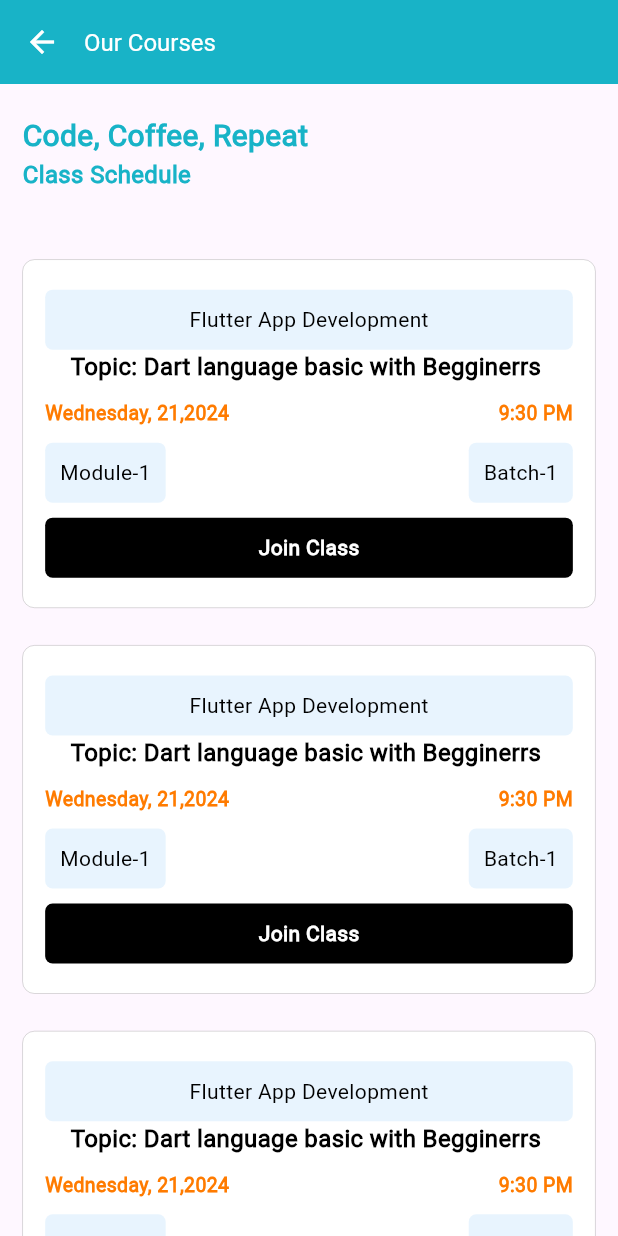
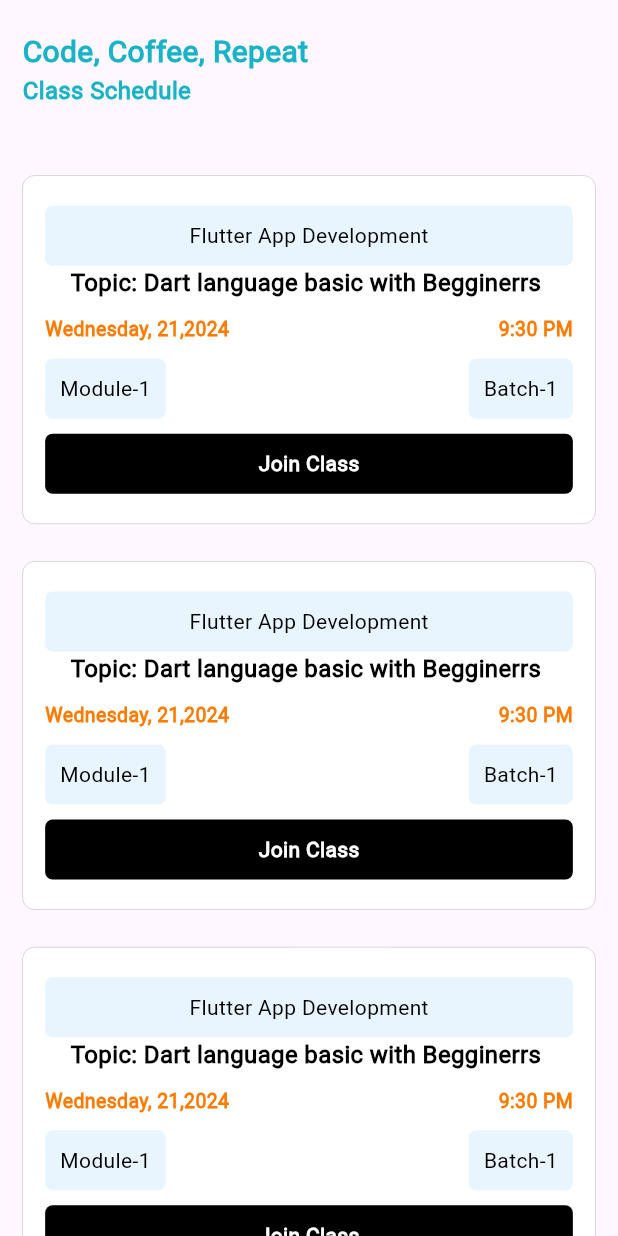
Before and after one commit to alazad214/learning_management, a Flutter app: the HomeScreen screen opened by its route, after a tap on "View All", on a phone screen of 412 x 824 dp. Run offline on Flutter 3.47's test engine with Material 3 defaults, Android fonts, the phone set to English and light mode, and no system bars; our stand-ins replace another_carousel_pro, flutter_rating_bar, fluttertoast, get, google_fonts, introduction_screen and 3 more; accounts and stored records are empty.

Commit message:
course modified

```diff
--- a/lib/app/course/views/free_course_screen.dart
+++ b/lib/app/course/views/free_course_screen.dart
@@ -17,7 +17,7 @@ class FreeCourseScreen extends StatelessWidget {
         width: double.infinity,
         clipBehavior: Clip.antiAlias,
         margin: const EdgeInsets.only(
-          bottom: 25.0,
+          bottom: 15.0,
         ),
         padding: const EdgeInsets.symmetric(horizontal: 10.0),
         decoration: BoxDecoration(
--- a/lib/app/course/views/join_class_screen.dart
+++ b/lib/app/course/views/join_class_screen.dart
@@ -6,13 +6,13 @@ import '../../../widgets/small_container.dart';
 
 
 class ClassJoin extends StatelessWidget {
-  const ClassJoin({super.key, this.appbar});
-  final appbar;
+  const ClassJoin({super.key});
+
 
   @override
   Widget build(BuildContext context) {
     return Scaffold(
-        appBar: appbar ?? const CustomAppBar(),
+
         body: SingleChildScrollView(
           child: Column(
             crossAxisAlignment: CrossAxisAlignment.start,
--- a/lib/app/home/views/home_screen.dart
+++ b/lib/app/home/views/home_screen.dart
@@ -17,7 +17,9 @@ class HomeScreen extends StatelessWidget {
 
   @override
   Widget build(BuildContext context) {
-    final size = MediaQuery.sizeOf(context);
+    final size = MediaQuery.of(context)
+        .size; // Use of MediaQuery.of instead of MediaQuery.sizeOf
+
     return Scaffold(
       body: SingleChildScrollView(
         child: Stack(
@@ -32,46 +34,53 @@ class HomeScreen extends StatelessWidget {
             Padding(
               padding: EdgeInsets.symmetric(horizontal: 20, vertical: 35),
               child: Column(
+                crossAxisAlignment: CrossAxisAlignment.start,
                 children: [
+                  ///Custom Home AppBar...
                   HomeAppBar(),
-              Column(
-                children: [
-                  const SizedBox(height: 20.0),
-                  const Slider1(),
+                  SizedBox(height: 20.0),
+
+                  ///Custom Slider...
+                  Slider1(),
+
+                  ///Free Course...
                   FreeCourseScreen(),
-                  const BuyCourseCard(),
-                  const Divider(),
-                  const SizedBox(height: 10),
+                  Divider(color: Colors.blueAccent),
+                  SizedBox(height: 10.0),
+
+                  ///Custom My Course...
+                  BuyCourseCard(),
+                  Divider(color: Colors.blueAccent),
+                  SizedBox(height: 10),
+
+                  ///Custom Live Course...
                   CustomSeeAll(
                     title: 'Live Courses',
                     color: Colors.redAccent,
-                    ontap: () => Get.to(() => const ClassJoin(
-                          appbar: Backappbar(
-                            title: "Our Courses",
+                    ontap: () => Get.to(() => ClassJoin()),
                   ),
-                        )),
+                  SizedBox(height: 10),
+                  LiveCourseCard(),
+                  SizedBox(height: 50),
+
+                  ///Custom Recorded Course...
+                  CustomSeeAll(
+                    title: 'Recorded Courses',
+                    color: Colors.green,
+                    ontap: () => Get.to(() => ClassJoin()),
                   ),
-                  const SizedBox(height: 10.0),
-                  const LiveCourseCard(),
-                  const SizedBox(height: 10),
-                  CustomSeeAll(
-                    title: 'Recoded Courses',
-                    color: Colors.green,
-                    ontap: () => Get.to(() => const ClassJoin(
-                          appbar: Backappbar(
-                            title: "Our Courses",
+                  SizedBox(height: 10),
+                  RecordCourseCard(),
+
+                  ///Teacher List
+                  SizedBox(height: 30),
+                  TeacherCard(),
+                ],
               ),
-                        )),
-                  ),
-                  const SizedBox(height: 10.0),
-                  const RecordCourseCard(),
-                  const TeacherCard()
-                ],
             ),
           ],
         ),
-        )
-      ],
-    )));
+      ),
+    );
   }
 }
--- a/lib/widgets/custom_see_all.dart
+++ b/lib/widgets/custom_see_all.dart
@@ -4,28 +4,38 @@ import 'package:learning_management/widgets/text2.dart';
 
 class CustomSeeAll extends StatelessWidget {
   const CustomSeeAll(
-      {super.key, this.title, this.ontap, this.color, this.viewall});
+      {super.key,
+      this.title,
+      this.ontap,
+      this.color,
+      this.viewall,
+      this.size,
+      this.fontweight});
   final title;
   final ontap;
   final color;
   final viewall;
+  final size;
+  final fontweight;
 
   @override
   Widget build(BuildContext context) {
     return Row(
       mainAxisAlignment: MainAxisAlignment.spaceBetween,
       children: [
-        Text1(
-          text: title ?? "..",
-          color: color,
-        ),
+        Text(title ?? '',
+            style: TextStyle(
+                color: color ?? Colors.black,
+                fontSize: size ?? 16.0,
+                fontWeight: fontweight ?? FontWeight.bold)),
         InkWell(
           onTap: ontap,
-          child: Text2(
-            text: viewall ?? "View All",
-            color: Colors.blueAccent,
-          ),
-        ),
+          child: Text(viewall ?? 'View All',
+              style: TextStyle(
+                  color: color ?? Colors.blueAccent,
+                  fontSize: size ?? 14.0,
+                  fontWeight: fontweight ?? FontWeight.bold)),
+        )
       ],
     );
   }
--- a/lib/widgets/text2.dart
+++ b/lib/widgets/text2.dart
@@ -18,7 +18,9 @@ class Text2 extends StatelessWidget {
       this.fontweight,
       this.padding,
       this.alignment,
-      this.ontap, this.maxline, this.textaign});
+      this.ontap,
+      this.maxline,
+      this.textaign});
 
   @override
   Widget build(BuildContext context) {
@@ -29,9 +31,9 @@ class Text2 extends StatelessWidget {
         child: Align(
           alignment: alignment ?? Alignment.center,
           child: Text(
-            text!,
-            textAlign:textaign?? TextAlign.left,
-            maxLines: maxline??1,
+            text ?? ' ',
+            textAlign: textaign ?? TextAlign.left,
+            maxLines: maxline ?? 1,
             overflow: TextOverflow.ellipsis,
             style: TextStyle(
                 color: color ?? Colors.black,
```
Lines whose indentation alone changed are shown as unchanged.
